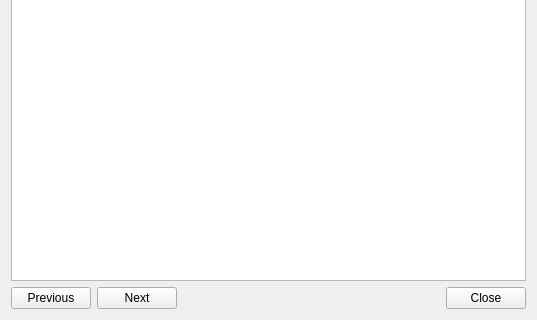
cardinot/mixxx, file src/dlgcoverartfetcher.ui: the form before one commit; both pictures show x 0 to 537 and y 165 to 485 of the 537 by 485 pixel window.
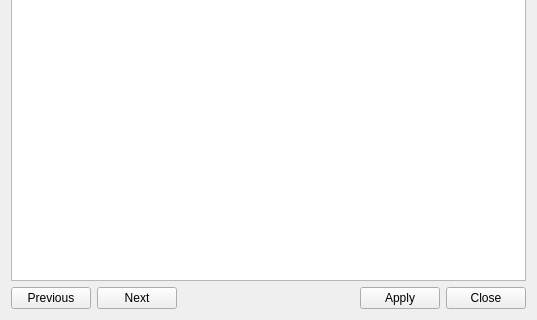
The form after the commit.

Commit message: dlgcoverfetcher - add button to apply modifications (just UI) I realized that firstly I need to improve the tableview and then make the slot work properly... Anyway, let's leave it done...

Diff of the .ui file:
```diff
--- a/src/dlgcoverartfetcher.ui
+++ b/src/dlgcoverartfetcher.ui
@@ -117,6 +117,13 @@
        </property>
       </spacer>
      </item>
+     <item>
+      <widget class="QPushButton" name="btnApply">
+       <property name="text">
+        <string>Apply</string>
+       </property>
+      </widget>
+     </item>
      <item>
       <widget class="QPushButton" name="btnClose">
        <property name="text">
```
The commit also changes 2 other files.
